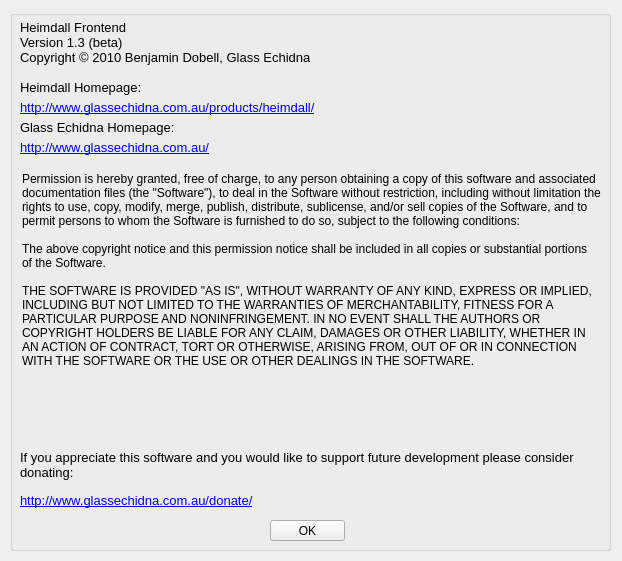
Benjamin-Dobell/Heimdall, file heimdall-frontend/aboutform.ui: the form before one commit.
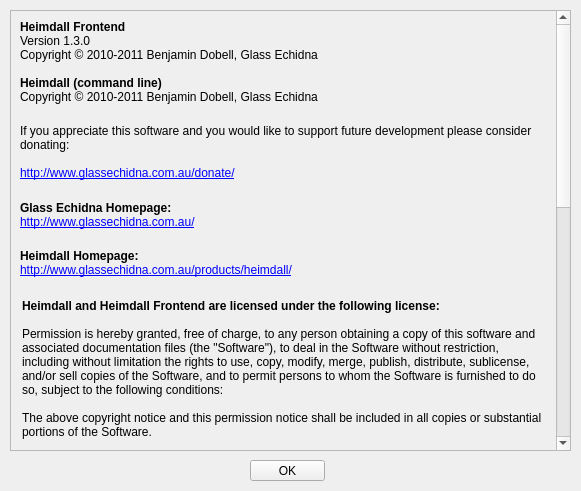
The form after the commit.

Commit message: Added proper copyright notices to the About window and also updated some documentation slightly.

What changed in the file:
```diff
--- a/heimdall-frontend/aboutform.ui
+++ b/heimdall-frontend/aboutform.ui
@@ -9,8 +9,8 @@
    <rect>
     <x>0</x>
     <y>0</y>
-    <width>622</width>
-    <height>561</height>
+    <width>581</width>
+    <height>491</height>
    </rect>
   </property>
   <property name="sizePolicy">
@@ -21,40 +21,243 @@
   </property>
   <property name="minimumSize">
    <size>
-    <width>561</width>
-    <height>551</height>
+    <width>581</width>
+    <height>491</height>
    </size>
   </property>
   <property name="maximumSize">
    <size>
-    <width>700</width>
-    <height>600</height>
+    <width>581</width>
+    <height>491</height>
    </size>
   </property>
   <property name="windowTitle">
    <string>About Heimdall Frontend</string>
   </property>
-  <widget class="QGroupBox" name="groupBox">
+  <widget class="QPushButton" name="okPushButton">
+   <property name="geometry">
+    <rect>
+     <x>250</x>
+     <y>460</y>
+     <width>75</width>
+     <height>21</height>
+    </rect>
+   </property>
+   <property name="text">
+    <string>OK</string>
+   </property>
+  </widget>
+  <widget class="QScrollArea" name="scrollArea">
    <property name="geometry">
     <rect>
      <x>10</x>
      <y>10</y>
-     <width>601</width>
-     <height>541</height>
+     <width>561</width>
+     <height>441</height>
     </rect>
    </property>
-   <property name="title">
-    <string/>
+   <property name="sizePolicy">
+    <sizepolicy hsizetype="Fixed" vsizetype="Minimum">
+     <horstretch>0</horstretch>
+     <verstretch>0</verstretch>
+    </sizepolicy>
    </property>
+   <property name="horizontalScrollBarPolicy">
+    <enum>Qt::ScrollBarAlwaysOff</enum>
+   </property>
+   <property name="widgetResizable">
+    <bool>true</bool>
+   </property>
+   <widget class="QWidget" name="scrollAreaWidgetContents">
+    <property name="geometry">
+     <rect>
+      <x>0</x>
+      <y>0</y>
+      <width>542</width>
+      <height>1016</height>
+     </rect>
+    </property>
+    <property name="sizePolicy">
+     <sizepolicy hsizetype="Preferred" vsizetype="Preferred">
+      <horstretch>0</horstretch>
+      <verstretch>0</verstretch>
+     </sizepolicy>
+    </property>
+    <property name="maximumSize">
+     <size>
+      <width>16777215</width>
+      <height>16777215</height>
+     </size>
+    </property>
+    <layout class="QVBoxLayout" name="verticalLayout_2">
+     <item>
+      <layout class="QVBoxLayout" name="verticalLayout">
+       <property name="rightMargin">
+        <number>0</number>
+       </property>
+       <item>
+        <widget class="QLabel" name="label_3">
+         <property name="sizePolicy">
+          <sizepolicy hsizetype="Preferred" vsizetype="Preferred">
+           <horstretch>0</horstretch>
+           <verstretch>0</verstretch>
+          </sizepolicy>
+         </property>
+         <property name="font">
+          <font>
+           <pointsize>10</pointsize>
+          </font>
+         </property>
+         <property name="text">
+          <string>&lt;!DOCTYPE HTML PUBLIC &quot;-//W3C//DTD HTML 4.0//EN&quot; &quot;http://www.w3.org/TR/REC-html40/strict.dtd&quot;&gt;
+&lt;html&gt;&lt;head&gt;&lt;meta name=&quot;qrichtext&quot; content=&quot;1&quot; /&gt;&lt;style type=&quot;text/css&quot;&gt;
+p, li { white-space: pre-wrap; }
+&lt;/style&gt;&lt;/head&gt;&lt;body style=&quot; font-family:'MS Shell Dlg 2'; font-size:10pt; font-weight:400; font-style:normal;&quot;&gt;
+&lt;p style=&quot; margin-top:0px; margin-bottom:0px; margin-left:0px; margin-right:0px; -qt-block-indent:0; text-indent:0px;&quot;&gt;&lt;span style=&quot; font-size:9pt; font-weight:600;&quot;&gt;Heimdall Frontend&lt;/span&gt;&lt;/p&gt;
+&lt;p style=&quot; margin-top:0px; margin-bottom:0px; margin-left:0px; margin-right:0px; -qt-block-indent:0; text-indent:0px;&quot;&gt;&lt;span style=&quot; font-size:9pt;&quot;&gt;Version 1.3.0&lt;/span&gt;&lt;/p&gt;
+&lt;p style=&quot; margin-top:0px; margin-bottom:0px; margin-left:0px; margin-right:0px; -qt-block-indent:0; text-indent:0px;&quot;&gt;&lt;span style=&quot; font-size:9pt;&quot;&gt;Copyright © 2010-2011 Benjamin Dobell, Glass Echidna&lt;/span&gt;&lt;/p&gt;
+&lt;p style=&quot;-qt-paragraph-type:empty; margin-top:0px; margin-bottom:0px; margin-left:0px; margin-right:0px; -qt-block-indent:0; text-indent:0px; font-size:9pt;&quot;&gt;&lt;/p&gt;
+&lt;p style=&quot; margin-top:0px; margin-bottom:0px; margin-left:0px; margin-right:0px; -qt-block-indent:0; text-indent:0px;&quot;&gt;&lt;span style=&quot; font-size:9pt; font-weight:600;&quot;&gt;Heimdall (command line)&lt;/span&gt;&lt;/p&gt;
+&lt;p style=&quot; margin-top:0px; margin-bottom:0px; margin-left:0px; margin-right:0px; -qt-block-indent:0; text-indent:0px;&quot;&gt;&lt;span style=&quot; font-size:9pt;&quot;&gt;Copyright © 2010-2011 Benjamin Dobell, Glass Echidna&lt;/span&gt;&lt;/p&gt;
+&lt;p style=&quot;-qt-paragraph-type:empty; margin-top:0px; margin-bottom:0px; margin-left:0px; margin-right:0px; -qt-block-indent:0; text-indent:0px; font-size:9pt;&quot;&gt;&lt;/p&gt;&lt;/body&gt;&lt;/html&gt;</string>
+         </property>
+         <property name="textFormat">
+          <enum>Qt::RichText</enum>
+         </property>
+         <property name="scaledContents">
+          <bool>true</bool>
+         </property>
+         <property name="alignment">
+          <set>Qt::AlignLeading|Qt::AlignLeft|Qt::AlignTop</set>
+         </property>
+         <property name="wordWrap">
+          <bool>true</bool>
+         </property>
+         <property name="openExternalLinks">
+          <bool>false</bool>
+         </property>
+        </widget>
+       </item>
+       <item>
+        <widget class="QLabel" name="label_2">
+         <property name="font">
+          <font>
+           <pointsize>10</pointsize>
+          </font>
+         </property>
+         <property name="frameShape">
+          <enum>QFrame::NoFrame</enum>
+         </property>
+         <property name="frameShadow">
+          <enum>QFrame::Plain</enum>
+         </property>
+         <property name="text">
+          <string>&lt;!DOCTYPE HTML PUBLIC &quot;-//W3C//DTD HTML 4.0//EN&quot; &quot;http://www.w3.org/TR/REC-html40/strict.dtd&quot;&gt;
+&lt;html&gt;&lt;head&gt;&lt;meta name=&quot;qrichtext&quot; content=&quot;1&quot; /&gt;&lt;style type=&quot;text/css&quot;&gt;
+p, li { white-space: pre-wrap; }
+&lt;/style&gt;&lt;/head&gt;&lt;body style=&quot; font-family:'MS Shell Dlg 2'; font-size:10pt; font-weight:400; font-style:normal;&quot;&gt;
+&lt;p style=&quot; margin-top:0px; margin-bottom:0px; margin-left:0px; margin-right:0px; -qt-block-indent:0; text-indent:0px;&quot;&gt;&lt;span style=&quot; font-size:9pt;&quot;&gt;If you appreciate this software and you would like to support future development please consider donating:&lt;/span&gt;&lt;/p&gt;
+&lt;p style=&quot;-qt-paragraph-type:empty; margin-top:0px; margin-bottom:0px; margin-left:0px; margin-right:0px; -qt-block-indent:0; text-indent:0px; font-size:9pt;&quot;&gt;&lt;/p&gt;
+&lt;p style=&quot; margin-top:0px; margin-bottom:0px; margin-left:0px; margin-right:0px; -qt-block-indent:0; text-indent:0px;&quot;&gt;&lt;a href=&quot;http://www.glassechidna.com.au/donate/&quot;&gt;&lt;span style=&quot; font-size:9pt; text-decoration: underline; color:#0000ff;&quot;&gt;http://www.glassechidna.com.au/donate/&lt;/span&gt;&lt;/a&gt;&lt;/p&gt;&lt;/body&gt;&lt;/html&gt;</string>
+         </property>
+         <property name="textFormat">
+          <enum>Qt::RichText</enum>
+         </property>
+         <property name="scaledContents">
+          <bool>true</bool>
+         </property>
+         <property name="alignment">
+          <set>Qt::AlignLeading|Qt::AlignLeft|Qt::AlignTop</set>
+         </property>
+         <property name="wordWrap">
+          <bool>true</bool>
+         </property>
+         <property name="openExternalLinks">
+          <bool>true</bool>
+         </property>
+        </widget>
+       </item>
+       <item>
+        <spacer name="verticalSpacer_4">
+         <property name="orientation">
+          <enum>Qt::Vertical</enum>
+         </property>
+         <property name="sizeHint" stdset="0">
+          <size>
+           <width>20</width>
+           <height>15</height>
+          </size>
+         </property>
+        </spacer>
+       </item>
+       <item>
+        <widget class="QLabel" name="label_6">
+         <property name="font">
+          <font>
+           <pointsize>10</pointsize>
+          </font>
+         </property>
+         <property name="text">
+          <string>&lt;!DOCTYPE HTML PUBLIC &quot;-//W3C//DTD HTML 4.0//EN&quot; &quot;http://www.w3.org/TR/REC-html40/strict.dtd&quot;&gt;
+&lt;html&gt;&lt;head&gt;&lt;meta name=&quot;qrichtext&quot; content=&quot;1&quot; /&gt;&lt;style type=&quot;text/css&quot;&gt;
+p, li { white-space: pre-wrap; }
+&lt;/style&gt;&lt;/head&gt;&lt;body style=&quot; font-family:'MS Shell Dlg 2'; font-size:10pt; font-weight:400; font-style:normal;&quot;&gt;
+&lt;p style=&quot; margin-top:0px; margin-bottom:0px; margin-left:0px; margin-right:0px; -qt-block-indent:0; text-indent:0px;&quot;&gt;&lt;span style=&quot; font-size:9pt; font-weight:600;&quot;&gt;Glass Echidna Homepage:&lt;/span&gt;&lt;/p&gt;
+&lt;p style=&quot; margin-top:0px; margin-bottom:0px; margin-left:0px; margin-right:0px; -qt-block-indent:0; text-indent:0px;&quot;&gt;&lt;a href=&quot;http://www.glassechidna.com.au/&quot;&gt;&lt;span style=&quot; font-size:9pt; text-decoration: underline; color:#0000ff;&quot;&gt;http://www.glassechidna.com.au/&lt;/span&gt;&lt;/a&gt;&lt;/p&gt;
+&lt;p style=&quot;-qt-paragraph-type:empty; margin-top:0px; margin-bottom:0px; margin-left:0px; margin-right:0px; -qt-block-indent:0; text-indent:0px; font-size:9pt; text-decoration: underline; color:#0000ff;&quot;&gt;&lt;/p&gt;&lt;/body&gt;&lt;/html&gt;</string>
+         </property>
+         <property name="textFormat">
+          <enum>Qt::RichText</enum>
+         </property>
+         <property name="scaledContents">
+          <bool>true</bool>
+         </property>
+         <property name="alignment">
+          <set>Qt::AlignLeading|Qt::AlignLeft|Qt::AlignTop</set>
+         </property>
+         <property name="wordWrap">
+          <bool>true</bool>
+         </property>
+         <property name="openExternalLinks">
+          <bool>true</bool>
+         </property>
+        </widget>
+       </item>
+       <item>
+        <widget class="QLabel" name="label_4">
+         <property name="font">
+          <font>
+           <pointsize>10</pointsize>
+          </font>
+         </property>
+         <property name="text">
+          <string>&lt;!DOCTYPE HTML PUBLIC &quot;-//W3C//DTD HTML 4.0//EN&quot; &quot;http://www.w3.org/TR/REC-html40/strict.dtd&quot;&gt;
+&lt;html&gt;&lt;head&gt;&lt;meta name=&quot;qrichtext&quot; content=&quot;1&quot; /&gt;&lt;style type=&quot;text/css&quot;&gt;
+p, li { white-space: pre-wrap; }
+&lt;/style&gt;&lt;/head&gt;&lt;body style=&quot; font-family:'MS Shell Dlg 2'; font-size:10pt; font-weight:400; font-style:normal;&quot;&gt;
+&lt;p style=&quot; margin-top:0px; margin-bottom:0px; margin-left:0px; margin-right:0px; -qt-block-indent:0; text-indent:0px;&quot;&gt;&lt;span style=&quot; font-size:9pt; font-weight:600;&quot;&gt;Heimdall Homepage:&lt;/span&gt;&lt;/p&gt;
+&lt;p style=&quot; margin-top:0px; margin-bottom:0px; margin-left:0px; margin-right:0px; -qt-block-indent:0; text-indent:0px;&quot;&gt;&lt;a href=&quot;http://www.glassechidna.com.au/products/heimdall/&quot;&gt;&lt;span style=&quot; font-size:9pt; text-decoration: underline; color:#0000ff;&quot;&gt;http://www.glassechidna.com.au/products/heimdall/&lt;/span&gt;&lt;/a&gt;&lt;/p&gt;
+&lt;p style=&quot;-qt-paragraph-type:empty; margin-top:0px; margin-bottom:0px; margin-left:0px; margin-right:0px; -qt-block-indent:0; text-indent:0px; font-size:9pt; text-decoration: underline; color:#0000ff;&quot;&gt;&lt;/p&gt;&lt;/body&gt;&lt;/html&gt;</string>
+         </property>
+         <property name="textFormat">
+          <enum>Qt::RichText</enum>
+         </property>
+         <property name="scaledContents">
+          <bool>true</bool>
+         </property>
+         <property name="alignment">
+          <set>Qt::AlignLeading|Qt::AlignLeft|Qt::AlignTop</set>
+         </property>
+         <property name="wordWrap">
+          <bool>true</bool>
+         </property>
+         <property name="openExternalLinks">
+          <bool>true</bool>
+         </property>
+        </widget>
+       </item>
+       <item>
    <widget class="QLabel" name="label">
-    <property name="geometry">
-     <rect>
-      <x>10</x>
-      <y>160</y>
-      <width>581</width>
-      <height>271</height>
-     </rect>
-    </property>
     <property name="font">
      <font>
       <pointsize>9</pointsize>
@@ -71,14 +274,21 @@
      <enum>QFrame::Plain</enum>
     </property>
     <property name="text">
-     <string>Permission is hereby granted, free of charge, to any person obtaining a copy of this software and associated documentation files (the &quot;Software&quot;), to deal in the Software without restriction, including without limitation the rights to use, copy, modify, merge, publish, distribute, sublicense, and/or sell copies of the Software, and to permit persons to whom the Software is furnished to do so, subject to the following conditions:
- 
-The above copyright notice and this permission notice shall be included in all copies or substantial portions of the Software.
- 
-THE SOFTWARE IS PROVIDED &quot;AS IS&quot;, WITHOUT WARRANTY OF ANY KIND, EXPRESS OR IMPLIED, INCLUDING BUT NOT LIMITED TO THE WARRANTIES OF MERCHANTABILITY, FITNESS FOR A PARTICULAR PURPOSE AND NONINFRINGEMENT. IN NO EVENT SHALL THE AUTHORS OR COPYRIGHT HOLDERS BE LIABLE FOR ANY CLAIM, DAMAGES OR OTHER LIABILITY, WHETHER IN AN ACTION OF CONTRACT, TORT OR OTHERWISE, ARISING FROM, OUT OF OR IN CONNECTION WITH THE SOFTWARE OR THE USE OR OTHER DEALINGS IN THE SOFTWARE.</string>
+          <string>&lt;!DOCTYPE HTML PUBLIC &quot;-//W3C//DTD HTML 4.0//EN&quot; &quot;http://www.w3.org/TR/REC-html40/strict.dtd&quot;&gt;
+&lt;html&gt;&lt;head&gt;&lt;meta name=&quot;qrichtext&quot; content=&quot;1&quot; /&gt;&lt;style type=&quot;text/css&quot;&gt;
+p, li { white-space: pre-wrap; }
+&lt;/style&gt;&lt;/head&gt;&lt;body style=&quot; font-family:'MS Shell Dlg 2'; font-size:9pt; font-weight:400; font-style:normal;&quot;&gt;
+&lt;p style=&quot; margin-top:0px; margin-bottom:0px; margin-left:0px; margin-right:0px; -qt-block-indent:0; text-indent:0px;&quot;&gt;&lt;span style=&quot; font-weight:600;&quot;&gt;Heimdall and Heimdall Frontend are licensed under the following license:&lt;/span&gt;&lt;/p&gt;
+&lt;p style=&quot;-qt-paragraph-type:empty; margin-top:0px; margin-bottom:0px; margin-left:0px; margin-right:0px; -qt-block-indent:0; text-indent:0px;&quot;&gt;&lt;/p&gt;
+&lt;p style=&quot; margin-top:0px; margin-bottom:0px; margin-left:0px; margin-right:0px; -qt-block-indent:0; text-indent:0px;&quot;&gt;Permission is hereby granted, free of charge, to any person obtaining a copy of this software and associated documentation files (the &amp;quot;Software&amp;quot;), to deal in the Software without restriction, including without limitation the rights to use, copy, modify, merge, publish, distribute, sublicense, and/or sell copies of the Software, and to permit persons to whom the Software is furnished to do so, subject to the following conditions:&lt;/p&gt;
+&lt;p style=&quot;-qt-paragraph-type:empty; margin-top:0px; margin-bottom:0px; margin-left:0px; margin-right:0px; -qt-block-indent:0; text-indent:0px;&quot;&gt;&lt;/p&gt;
+&lt;p style=&quot; margin-top:0px; margin-bottom:0px; margin-left:0px; margin-right:0px; -qt-block-indent:0; text-indent:0px;&quot;&gt;The above copyright notice and this permission notice shall be included in all copies or substantial portions of the Software.&lt;/p&gt;
+&lt;p style=&quot;-qt-paragraph-type:empty; margin-top:0px; margin-bottom:0px; margin-left:0px; margin-right:0px; -qt-block-indent:0; text-indent:0px;&quot;&gt;&lt;/p&gt;
+&lt;p style=&quot; margin-top:0px; margin-bottom:0px; margin-left:0px; margin-right:0px; -qt-block-indent:0; text-indent:0px;&quot;&gt;THE SOFTWARE IS PROVIDED &amp;quot;AS IS&amp;quot;, WITHOUT WARRANTY OF ANY KIND, EXPRESS OR IMPLIED, INCLUDING BUT NOT LIMITED TO THE WARRANTIES OF MERCHANTABILITY, FITNESS FOR A PARTICULAR PURPOSE AND NONINFRINGEMENT. IN NO EVENT SHALL THE AUTHORS OR COPYRIGHT HOLDERS BE LIABLE FOR ANY CLAIM, DAMAGES OR OTHER LIABILITY, WHETHER IN AN ACTION OF CONTRACT, TORT OR OTHERWISE, ARISING FROM, OUT OF OR IN CONNECTION WITH THE SOFTWARE OR THE USE OR OTHER DEALINGS IN THE SOFTWARE.&lt;/p&gt;
+&lt;p style=&quot;-qt-paragraph-type:empty; margin-top:0px; margin-bottom:0px; margin-left:0px; margin-right:0px; -qt-block-indent:0; text-indent:0px;&quot;&gt;&lt;/p&gt;&lt;/body&gt;&lt;/html&gt;</string>
     </property>
     <property name="textFormat">
-     <enum>Qt::PlainText</enum>
+          <enum>Qt::RichText</enum>
     </property>
     <property name="scaledContents">
      <bool>true</bool>
@@ -99,227 +309,127 @@
      <bool>false</bool>
     </property>
    </widget>
-   <widget class="QLabel" name="label_2">
-    <property name="geometry">
-     <rect>
-      <x>10</x>
-      <y>440</y>
-      <width>581</width>
-      <height>41</height>
-     </rect>
-    </property>
-    <property name="font">
-     <font>
-      <pointsize>10</pointsize>
-     </font>
-    </property>
-    <property name="frameShape">
-     <enum>QFrame::NoFrame</enum>
-    </property>
-    <property name="frameShadow">
-     <enum>QFrame::Plain</enum>
-    </property>
-    <property name="text">
-     <string>If you appreciate this software and you would like to support future development please consider donating:</string>
-    </property>
-    <property name="textFormat">
-     <enum>Qt::PlainText</enum>
-    </property>
-    <property name="scaledContents">
-     <bool>true</bool>
-    </property>
-    <property name="alignment">
-     <set>Qt::AlignLeading|Qt::AlignLeft|Qt::AlignTop</set>
-    </property>
-    <property name="wordWrap">
-     <bool>true</bool>
-    </property>
-    <property name="openExternalLinks">
-     <bool>false</bool>
-    </property>
-   </widget>
-   <widget class="QPushButton" name="okPushButton">
-    <property name="geometry">
-     <rect>
-      <x>260</x>
-      <y>510</y>
-      <width>75</width>
-      <height>21</height>
-     </rect>
-    </property>
-    <property name="text">
-     <string>OK</string>
-    </property>
-   </widget>
-   <widget class="QLabel" name="label_3">
-    <property name="geometry">
-     <rect>
-      <x>10</x>
-      <y>10</y>
-      <width>581</width>
-      <height>51</height>
-     </rect>
-    </property>
-    <property name="font">
-     <font>
-      <pointsize>10</pointsize>
-     </font>
-    </property>
-    <property name="text">
-     <string>Heimdall Frontend
-Version 1.3 (beta)
-Copyright © 2010 Benjamin Dobell, Glass Echidna</string>
-    </property>
-    <property name="textFormat">
-     <enum>Qt::PlainText</enum>
-    </property>
-    <property name="scaledContents">
-     <bool>true</bool>
-    </property>
-    <property name="alignment">
-     <set>Qt::AlignLeading|Qt::AlignLeft|Qt::AlignTop</set>
-    </property>
-    <property name="openExternalLinks">
-     <bool>false</bool>
-    </property>
-   </widget>
-   <widget class="QLabel" name="label_4">
-    <property name="geometry">
-     <rect>
-      <x>10</x>
-      <y>70</y>
-      <width>581</width>
-      <height>16</height>
-     </rect>
-    </property>
-    <property name="font">
-     <font>
-      <pointsize>10</pointsize>
-     </font>
-    </property>
-    <property name="text">
-     <string>Heimdall Homepage:</string>
-    </property>
-    <property name="textFormat">
-     <enum>Qt::PlainText</enum>
-    </property>
-    <property name="scaledContents">
-     <bool>true</bool>
-    </property>
-    <property name="alignment">
-     <set>Qt::AlignLeading|Qt::AlignLeft|Qt::AlignTop</set>
-    </property>
-   </widget>
+       </item>
+       <item>
+        <spacer name="verticalSpacer_2">
+         <property name="orientation">
+          <enum>Qt::Vertical</enum>
+         </property>
+         <property name="sizeHint" stdset="0">
+          <size>
+           <width>20</width>
+           <height>15</height>
+          </size>
+         </property>
+        </spacer>
+       </item>
+       <item>
    <widget class="QLabel" name="label_5">
-    <property name="geometry">
-     <rect>
-      <x>10</x>
-      <y>90</y>
-      <width>581</width>
-      <height>21</height>
-     </rect>
-    </property>
     <property name="text">
      <string>&lt;!DOCTYPE HTML PUBLIC &quot;-//W3C//DTD HTML 4.0//EN&quot; &quot;http://www.w3.org/TR/REC-html40/strict.dtd&quot;&gt;
 &lt;html&gt;&lt;head&gt;&lt;meta name=&quot;qrichtext&quot; content=&quot;1&quot; /&gt;&lt;style type=&quot;text/css&quot;&gt;
 p, li { white-space: pre-wrap; }
-&lt;/style&gt;&lt;/head&gt;&lt;body style=&quot; font-family:'Lucida Grande'; font-size:13pt; font-weight:400; font-style:normal;&quot;&gt;
-&lt;p style=&quot; margin-top:0px; margin-bottom:0px; margin-left:0px; margin-right:0px; -qt-block-indent:0; text-indent:0px;&quot;&gt;&lt;a href=&quot;http://www.glassechidna.com.au/products/heimdall/&quot;&gt;&lt;span style=&quot; font-family:'MS Shell Dlg 2'; font-size:10pt; text-decoration: underline; color:#0000ff;&quot;&gt;http://www.glassechidna.com.au/products/heimdall/&lt;/span&gt;&lt;/a&gt;&lt;/p&gt;&lt;/body&gt;&lt;/html&gt;</string>
+&lt;/style&gt;&lt;/head&gt;&lt;body style=&quot; font-family:'MS Shell Dlg 2'; font-size:8.25pt; font-weight:400; font-style:normal;&quot;&gt;
+&lt;p style=&quot; margin-top:0px; margin-bottom:0px; margin-left:0px; margin-right:0px; -qt-block-indent:0; text-indent:0px;&quot;&gt;&lt;span style=&quot; font-size:9pt; font-weight:600;&quot;&gt;Heimdall Frontend's user interface is powered by the Qt Framework:&lt;/span&gt;&lt;/p&gt;
+&lt;p style=&quot;-qt-paragraph-type:empty; margin-top:0px; margin-bottom:0px; margin-left:0px; margin-right:0px; -qt-block-indent:0; text-indent:0px; font-size:9pt;&quot;&gt;&lt;/p&gt;
+&lt;p style=&quot; margin-top:0px; margin-bottom:0px; margin-left:0px; margin-right:0px; -qt-block-indent:0; text-indent:0px;&quot;&gt;&lt;span style=&quot; font-size:9pt;&quot;&gt;Copyright © 2008-2011 Nokia Corporation&lt;/span&gt;&lt;/p&gt;
+&lt;p style=&quot; margin-top:0px; margin-bottom:0px; margin-left:0px; margin-right:0px; -qt-block-indent:0; text-indent:0px;&quot;&gt;&lt;span style=&quot; font-size:9pt;&quot;&gt;Qt is licensed under the &lt;/span&gt;&lt;a href=&quot;http://www.gnu.org/licenses/old-licenses/lgpl-2.1.html&quot;&gt;&lt;span style=&quot; font-size:9pt; text-decoration: underline; color:#0000ff;&quot;&gt;Lesser General Public License v2.1.&lt;/span&gt;&lt;/a&gt;&lt;/p&gt;&lt;/body&gt;&lt;/html&gt;</string>
     </property>
     <property name="textFormat">
      <enum>Qt::RichText</enum>
     </property>
-    <property name="scaledContents">
+         <property name="wordWrap">
      <bool>true</bool>
     </property>
-    <property name="alignment">
-     <set>Qt::AlignLeading|Qt::AlignLeft|Qt::AlignTop</set>
-    </property>
     <property name="openExternalLinks">
      <bool>true</bool>
     </property>
    </widget>
-   <widget class="QLabel" name="label_6">
-    <property name="geometry">
-     <rect>
-      <x>10</x>
-      <y>110</y>
-      <width>581</width>
-      <height>16</height>
-     </rect>
-    </property>
-    <property name="font">
-     <font>
-      <pointsize>10</pointsize>
-     </font>
-    </property>
-    <property name="text">
-     <string>Glass Echidna Homepage:</string>
-    </property>
-    <property name="textFormat">
-     <enum>Qt::PlainText</enum>
-    </property>
-    <property name="scaledContents">
-     <bool>true</bool>
-    </property>
-    <property name="alignment">
-     <set>Qt::AlignLeading|Qt::AlignLeft|Qt::AlignTop</set>
-    </property>
-   </widget>
+       </item>
+       <item>
+        <spacer name="verticalSpacer">
+         <property name="orientation">
+          <enum>Qt::Vertical</enum>
+         </property>
+         <property name="sizeHint" stdset="0">
+          <size>
+           <width>20</width>
+           <height>15</height>
+          </size>
+         </property>
+        </spacer>
+       </item>
+       <item>
    <widget class="QLabel" name="label_7">
-    <property name="geometry">
-     <rect>
-      <x>10</x>
-      <y>130</y>
-      <width>581</width>
-      <height>21</height>
-     </rect>
-    </property>
     <property name="text">
      <string>&lt;!DOCTYPE HTML PUBLIC &quot;-//W3C//DTD HTML 4.0//EN&quot; &quot;http://www.w3.org/TR/REC-html40/strict.dtd&quot;&gt;
 &lt;html&gt;&lt;head&gt;&lt;meta name=&quot;qrichtext&quot; content=&quot;1&quot; /&gt;&lt;style type=&quot;text/css&quot;&gt;
 p, li { white-space: pre-wrap; }
-&lt;/style&gt;&lt;/head&gt;&lt;body style=&quot; font-family:'Lucida Grande'; font-size:13pt; font-weight:400; font-style:normal;&quot;&gt;
-&lt;p style=&quot; margin-top:0px; margin-bottom:0px; margin-left:0px; margin-right:0px; -qt-block-indent:0; text-indent:0px;&quot;&gt;&lt;a href=&quot;http://www.glassechidna.com.au/&quot;&gt;&lt;span style=&quot; font-family:'MS Shell Dlg 2'; font-size:10pt; text-decoration: underline; color:#0000ff;&quot;&gt;http://www.glassechidna.com.au/&lt;/span&gt;&lt;/a&gt;&lt;/p&gt;&lt;/body&gt;&lt;/html&gt;</string>
+&lt;/style&gt;&lt;/head&gt;&lt;body style=&quot; font-family:'MS Shell Dlg 2'; font-size:8.25pt; font-weight:400; font-style:normal;&quot;&gt;
+&lt;p style=&quot; margin-top:0px; margin-bottom:0px; margin-left:0px; margin-right:0px; -qt-block-indent:0; text-indent:0px;&quot;&gt;&lt;span style=&quot; font-size:9pt; font-weight:600;&quot;&gt;Heimdall Frontend utilises zlib for package compression:&lt;/span&gt;&lt;/p&gt;
+&lt;p style=&quot;-qt-paragraph-type:empty; margin-top:0px; margin-bottom:0px; margin-left:0px; margin-right:0px; -qt-block-indent:0; text-indent:0px; font-size:9pt;&quot;&gt;&lt;/p&gt;
+&lt;p style=&quot; margin-top:0px; margin-bottom:0px; margin-left:0px; margin-right:0px; -qt-block-indent:0; text-indent:0px;&quot;&gt;&lt;span style=&quot; font-size:9pt;&quot;&gt;zlib is licensed under the following license:&lt;/span&gt;&lt;/p&gt;
+&lt;p style=&quot; margin-top:0px; margin-bottom:0px; margin-left:0px; margin-right:0px; -qt-block-indent:0; text-indent:0px;&quot;&gt;&lt;span style=&quot; font-size:9pt;&quot;&gt;Copyright © 1995-2010 Jean-loup Gailly and Mark Adler&lt;/span&gt;&lt;/p&gt;
+&lt;p style=&quot;-qt-paragraph-type:empty; margin-top:0px; margin-bottom:0px; margin-left:0px; margin-right:0px; -qt-block-indent:0; text-indent:0px; font-size:9pt;&quot;&gt;&lt;/p&gt;
+&lt;p style=&quot; margin-top:0px; margin-bottom:0px; margin-left:0px; margin-right:0px; -qt-block-indent:0; text-indent:0px;&quot;&gt;&lt;span style=&quot; font-size:9pt;&quot;&gt;This software is provided 'as-is', without any express or implied warranty.  In no event will the authors be held liable for any damages arising from the use of this software.&lt;/span&gt;&lt;/p&gt;
+&lt;p style=&quot;-qt-paragraph-type:empty; margin-top:0px; margin-bottom:0px; margin-left:0px; margin-right:0px; -qt-block-indent:0; text-indent:0px; font-size:9pt;&quot;&gt;&lt;/p&gt;
+&lt;p style=&quot; margin-top:0px; margin-bottom:0px; margin-left:0px; margin-right:0px; -qt-block-indent:0; text-indent:0px;&quot;&gt;&lt;span style=&quot; font-size:9pt;&quot;&gt;Permission is granted to anyone to use this software for any purpose, including commercial applications, and to alter it and redistribute it freely, subject to the following restrictions:&lt;/span&gt;&lt;/p&gt;
+&lt;p style=&quot;-qt-paragraph-type:empty; margin-top:0px; margin-bottom:0px; margin-left:0px; margin-right:0px; -qt-block-indent:0; text-indent:0px; font-size:9pt;&quot;&gt;&lt;/p&gt;
+&lt;p style=&quot; margin-top:0px; margin-bottom:0px; margin-left:0px; margin-right:0px; -qt-block-indent:0; text-indent:0px;&quot;&gt;&lt;span style=&quot; font-size:9pt;&quot;&gt;1. The origin of this software must not be misrepresented; you must not claim that you wrote the original software. If you use this software in a product, an acknowledgment in the product documentation would be appreciated but is not required.&lt;/span&gt;&lt;/p&gt;
+&lt;p style=&quot;-qt-paragraph-type:empty; margin-top:0px; margin-bottom:0px; margin-left:0px; margin-right:0px; -qt-block-indent:0; text-indent:0px; font-size:9pt;&quot;&gt;&lt;/p&gt;
+&lt;p style=&quot; margin-top:0px; margin-bottom:0px; margin-left:0px; margin-right:0px; -qt-block-indent:0; text-indent:0px;&quot;&gt;&lt;span style=&quot; font-size:9pt;&quot;&gt;2. Altered source versions must be plainly marked as such, and must not be misrepresented as being the original software.&lt;/span&gt;&lt;/p&gt;
+&lt;p style=&quot;-qt-paragraph-type:empty; margin-top:0px; margin-bottom:0px; margin-left:0px; margin-right:0px; -qt-block-indent:0; text-indent:0px; font-size:9pt;&quot;&gt;&lt;/p&gt;
+&lt;p style=&quot; margin-top:0px; margin-bottom:0px; margin-left:0px; margin-right:0px; -qt-block-indent:0; text-indent:0px;&quot;&gt;&lt;span style=&quot; font-size:9pt;&quot;&gt;3. This notice may not be removed or altered from any source distribution.&lt;/span&gt;&lt;/p&gt;&lt;/body&gt;&lt;/html&gt;</string>
     </property>
     <property name="textFormat">
      <enum>Qt::RichText</enum>
     </property>
-    <property name="scaledContents">
+         <property name="wordWrap">
      <bool>true</bool>
     </property>
-    <property name="alignment">
-     <set>Qt::AlignLeading|Qt::AlignLeft|Qt::AlignTop</set>
-    </property>
     <property name="openExternalLinks">
-     <bool>true</bool>
-    </property>
-   </widget>
+          <bool>false</bool>
+         </property>
+        </widget>
+       </item>
+       <item>
+        <spacer name="verticalSpacer_3">
+         <property name="orientation">
+          <enum>Qt::Vertical</enum>
+         </property>
+         <property name="sizeHint" stdset="0">
+          <size>
+           <width>20</width>
+           <height>15</height>
+          </size>
+         </property>
+        </spacer>
+       </item>
+       <item>
    <widget class="QLabel" name="label_8">
-    <property name="geometry">
-     <rect>
-      <x>10</x>
-      <y>480</y>
-      <width>581</width>
-      <height>21</height>
-     </rect>
-    </property>
     <property name="text">
      <string>&lt;!DOCTYPE HTML PUBLIC &quot;-//W3C//DTD HTML 4.0//EN&quot; &quot;http://www.w3.org/TR/REC-html40/strict.dtd&quot;&gt;
 &lt;html&gt;&lt;head&gt;&lt;meta name=&quot;qrichtext&quot; content=&quot;1&quot; /&gt;&lt;style type=&quot;text/css&quot;&gt;
 p, li { white-space: pre-wrap; }
-&lt;/style&gt;&lt;/head&gt;&lt;body style=&quot; font-family:'Lucida Grande'; font-size:13pt; font-weight:400; font-style:normal;&quot;&gt;
-&lt;p style=&quot; margin-top:0px; margin-bottom:0px; margin-left:0px; margin-right:0px; -qt-block-indent:0; text-indent:0px;&quot;&gt;&lt;a href=&quot;http://www.glassechidna.com.au/donate/&quot;&gt;&lt;span style=&quot; font-family:'MS Shell Dlg 2'; font-size:10pt; text-decoration: underline; color:#0000ff;&quot;&gt;http://www.glassechidna.com.au/donate/&lt;/span&gt;&lt;/a&gt;&lt;/p&gt;&lt;/body&gt;&lt;/html&gt;</string>
+&lt;/style&gt;&lt;/head&gt;&lt;body style=&quot; font-family:'MS Shell Dlg 2'; font-size:8.25pt; font-weight:400; font-style:normal;&quot;&gt;
+&lt;p style=&quot; margin-top:0px; margin-bottom:0px; margin-left:0px; margin-right:0px; -qt-block-indent:0; text-indent:0px;&quot;&gt;&lt;span style=&quot; font-size:9pt; font-weight:600;&quot;&gt;Heimdall (command line) utilises libusb-1.0 for all USB communication:&lt;/span&gt;&lt;/p&gt;
+&lt;p style=&quot;-qt-paragraph-type:empty; margin-top:0px; margin-bottom:0px; margin-left:0px; margin-right:0px; -qt-block-indent:0; text-indent:0px; font-size:9pt;&quot;&gt;&lt;/p&gt;
+&lt;p style=&quot; margin-top:0px; margin-bottom:0px; margin-left:0px; margin-right:0px; -qt-block-indent:0; text-indent:0px;&quot;&gt;&lt;span style=&quot; font-size:9pt;&quot;&gt;libusb-1.0 is licensed under the &lt;/span&gt;&lt;a href=&quot;http://www.gnu.org/licenses/old-licenses/lgpl-2.1.html&quot;&gt;&lt;span style=&quot; font-size:9pt; text-decoration: underline; color:#0000ff;&quot;&gt;Lesser General Public License v2.1.&lt;/span&gt;&lt;/a&gt;&lt;/p&gt;&lt;/body&gt;&lt;/html&gt;</string>
     </property>
     <property name="textFormat">
      <enum>Qt::RichText</enum>
     </property>
-    <property name="scaledContents">
+         <property name="wordWrap">
      <bool>true</bool>
     </property>
     <property name="openExternalLinks">
      <bool>true</bool>
     </property>
+        </widget>
+       </item>
+      </layout>
+     </item>
+    </layout>
    </widget>
   </widget>
  </widget>
```
Left out of the diff: 8 changed lines with no effect on the pictures. Lines whose indentation alone changed are shown as unchanged. The commit also changes 3 other files.
